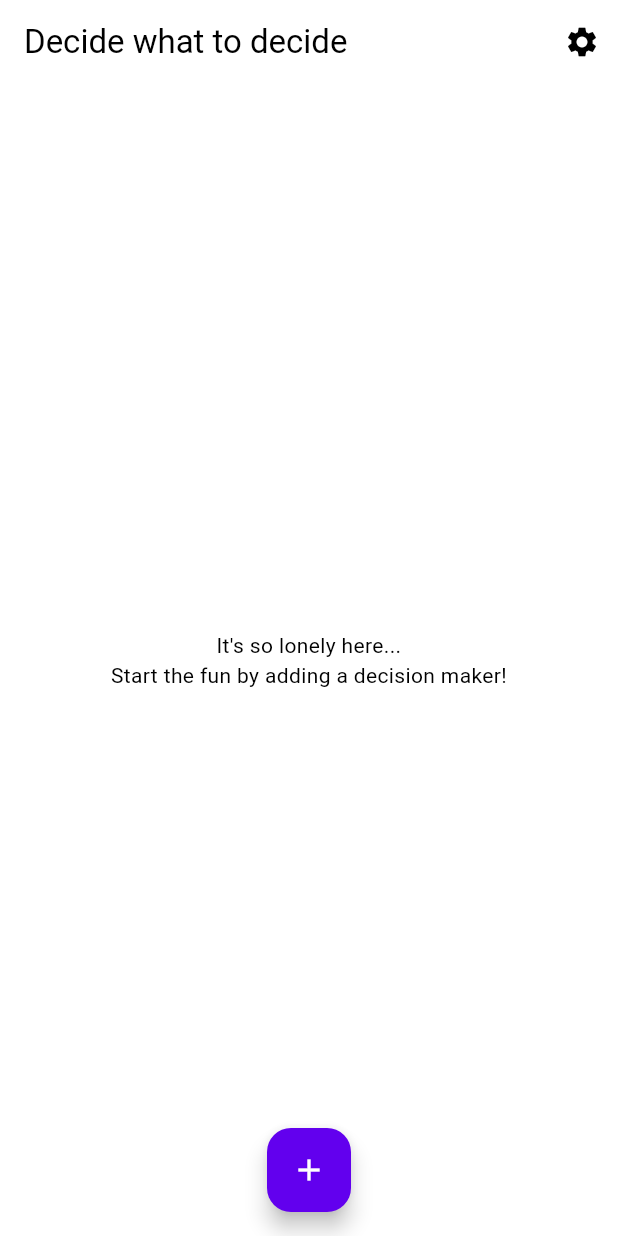
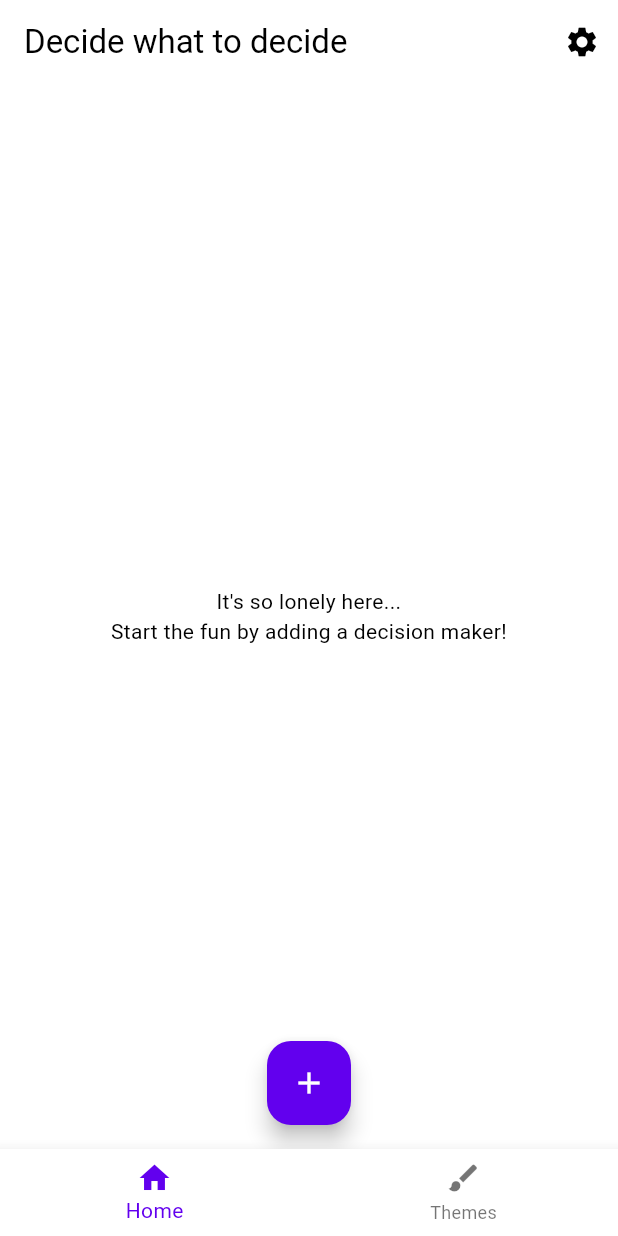
Before and after one commit to TheCreator69/HelpMeDecide, a Flutter app: the screen it shows after launch, on a phone screen of 412 x 824 dp. Run offline on Flutter 3.47's test engine with Material 2 defaults, Android fonts, the phone set to English and light mode, and no system bars; our stand-ins replace get, get_storage, package_info_plus; generated files the repository leaves out were written again.

Commit message:
Placeholder theme selection screen

```diff
--- a/lib/l10n/app_de.arb
+++ b/lib/l10n/app_de.arb
@@ -5,6 +5,8 @@
     "homePageEmpty": "Es ist so einsam hier...\nBeginnen Sie den Spaß, indem Sie einen Entscheidungshelfer hinzufügen!",
     "homePagePopupEdit": "Entscheidungshelfer bearbeiten",
     "homePagePopupDelete": "Entscheidungshelfer löschen",
+
+    "themePageTitle": "Themes",
 
     "editPageTitleCreate": "Entscheidungshelfer erstellen",
     "editPageTitleEdit": "Entscheidungshelfer bearbeiten",
--- a/lib/l10n/app_en.arb
+++ b/lib/l10n/app_en.arb
@@ -5,6 +5,8 @@
     "homePageEmpty": "It's so lonely here...\nStart the fun by adding a decision maker!",
     "homePagePopupEdit": "Edit decision maker",
     "homePagePopupDelete": "Delete decision maker",
+
+    "themePageTitle": "Themes",
 
     "editPageTitleCreate": "Create Decision Maker",
     "editPageTitleEdit": "Edit Decision Maker",
--- a/lib/main.dart
+++ b/lib/main.dart
@@ -2,10 +2,9 @@ import 'package:flutter/material.dart';
 import 'package:flutter_gen/gen_l10n/app_localizations.dart';
 import 'package:get/get.dart';
 import 'package:get_storage/get_storage.dart';
+import 'package:helpmedecide/view/navigation_page.dart';
 
 import 'model/controllers.dart';
-
-import 'view/home_page.dart';
 
 void main() async {
   await GetStorage.init();
@@ -46,7 +45,7 @@ class DecisionApp extends StatelessWidget {
       locale: localeController.currentLocale.value,
       fallbackLocale: const Locale("en", "US"),
       onGenerateTitle: (context) => AppLocalizations.of(context)!.appTitle,
-      home: const HomePage(),
+      home: const NavigationPage(),
     );
   }
 }
--- /dev/null
+++ b/lib/view/navigation_page.dart
@@ -0,0 +1,42 @@
+import 'package:flutter/material.dart';
+import 'package:helpmedecide/view/home_page.dart';
+import 'package:helpmedecide/view/theme_page.dart';
+
+class NavigationPage extends StatefulWidget {
+  const NavigationPage({super.key});
+
+  @override
+  NavigationPageState createState() => NavigationPageState();
+}
+
+class NavigationPageState extends State<NavigationPage> {
+  int _pageIndex = 0;
+
+  Widget getPageByPageIndex(int index) {
+    switch (index) {
+      case 0:
+        return const HomePage();
+      case 1:
+        return const ThemePage();
+      default:
+        return Container();
+    }
+  }
+
+  @override
+  Widget build(BuildContext context) {
+    return Scaffold(
+      body: getPageByPageIndex(_pageIndex),
+      bottomNavigationBar: BottomNavigationBar(
+        items: const [
+          BottomNavigationBarItem(icon: Icon(Icons.home), label: "Home"),
+          BottomNavigationBarItem(icon: Icon(Icons.brush), label: "Themes")
+        ],
+        onTap: (int index) {
+          _pageIndex = index;
+          setState(() {});
+        },
+      ),
+    );
+  }
+}
--- a/pubspec.yaml
+++ b/pubspec.yaml
@@ -17,7 +17,7 @@ publish_to: 'none' # Remove this line if you wish to publish to pub.dev
 # https://developer.apple.com/library/archive/documentation/General/Reference/InfoPlistKeyReference/Articles/CoreFoundationKeys.html
 # In Windows, build-name is used as the major, minor, and patch parts
 # of the product and file versions while build-number is used as the build suffix.
-version: 1.0.3+5
+version: 1.0.3+6
 
 environment:
   sdk: '>=2.18.4 <3.0.0'
```
Also changed, not shown: lib/view/theme_page.dart (added, +69 -0 lines).
